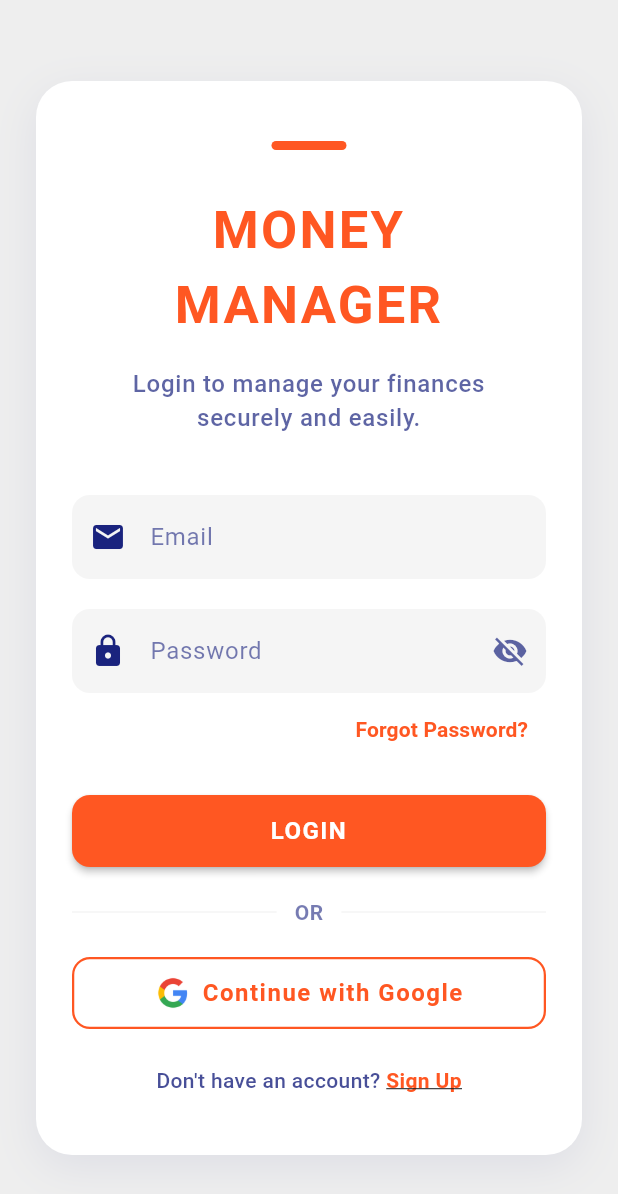
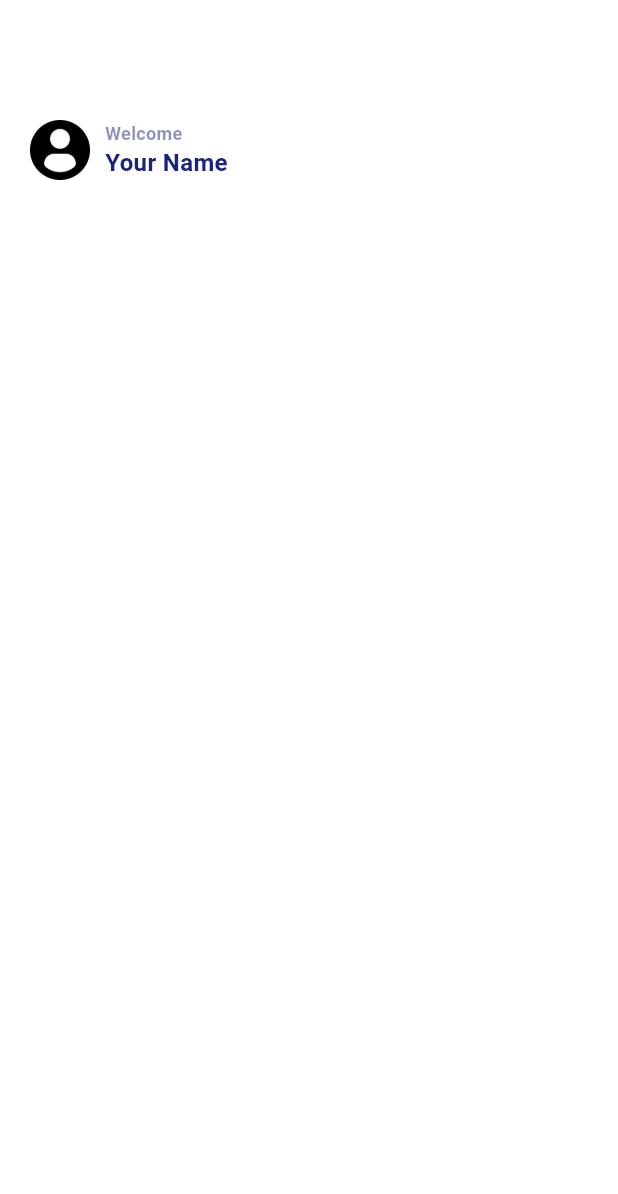
Before and after one commit to chamudithaperera/Flutter-Dart-project-10-Money-Manager-app, a Flutter app: the LoginPage screen opened by its route, after a tap on "LOGIN", on a phone screen of 412 x 824 dp. Shown: the top 1194 px of the screen. Run offline on Flutter 3.47's test engine with Material 3 defaults, Android fonts, the phone set to English and light mode, and no system bars; our stand-ins replace shared_preferences; accounts and stored records are empty; Roboto replaces fonts that are missing (Roboto Mono).

Commit message:
Add HomePage route and update login button to navigate to home page for improved user flow.

```diff
--- /dev/null
+++ b/money_manager/devtools_options.yaml
@@ -0,0 +1,3 @@
+description: This file stores settings for Dart & Flutter DevTools.
+documentation: https://docs.flutter.dev/tools/devtools/extensions#configure-extension-enablement-states
+extensions:
--- a/money_manager/lib/main.dart
+++ b/money_manager/lib/main.dart
@@ -1,5 +1,6 @@
 import 'package:flutter/material.dart';
 import 'pages/getStartPage.dart';
+import 'pages/homePage.dart';
 import 'pages/loginPage.dart';
 import 'app_colors.dart';
 import 'pages/signUpPage.dart';
@@ -23,6 +24,7 @@ class MyApp extends StatelessWidget {
         '/': (context) => const GetStartPage(),
         '/login': (context) => const LoginPage(),
         '/signup': (context) => const SignUpPage(),
+        '/home': (context) => const HomePage(),
       },
     );
   }
--- /dev/null
+++ b/money_manager/lib/pages/homePage.dart
@@ -0,0 +1,54 @@
+import 'package:flutter/material.dart';
+
+import '../app_colors.dart';
+
+class HomePage extends StatefulWidget {
+  const HomePage({super.key});
+
+  @override
+  State<HomePage> createState() => _HomePageState();
+}
+
+class _HomePageState extends State<HomePage> {
+  @override
+  Widget build(BuildContext context) {
+    return Scaffold(
+      body: Column(
+        children: [
+          const SizedBox(height: 80),
+          Padding(
+            padding: const EdgeInsets.fromLTRB(20, 0, 20, 0),
+            child: Row(
+              children: [
+                Image.asset('assets/profile.png', width: 40, height: 40),
+                const SizedBox(width: 10),
+                Column(
+                  crossAxisAlignment:
+                      CrossAxisAlignment.start, // Aligns children to the left
+                  children: [
+                    Text(
+                      'Welcome',
+                      style: TextStyle(
+                        fontSize: 12,
+                        fontWeight: FontWeight.w600,
+                        color: AppColors.darkBlue.withOpacity(0.5),
+                      ),
+                    ),
+                    Text(
+                      'Your Name',
+                      style: TextStyle(
+                        fontSize: 16,
+                        fontWeight: FontWeight.bold,
+                        color: AppColors.darkBlue,
+                      ),
+                    ),
+                  ],
+                ),
+              ],
+            ),
+          ),
+        ],
+      ),
+    );
+  }
+}
--- a/money_manager/lib/pages/loginPage.dart
+++ b/money_manager/lib/pages/loginPage.dart
@@ -172,7 +172,7 @@ class LoginPage extends StatelessWidget {
                       width: double.infinity,
                       child: ElevatedButton(
                         onPressed: () {
-                          print('Login pressed!');
+                          Navigator.pushNamed(context, '/home');
                         },
                         style: ElevatedButton.styleFrom(
                           backgroundColor: AppColors.primaryOrange,
```
Also changed, not shown: money_manager/assets/profile.png (added).
